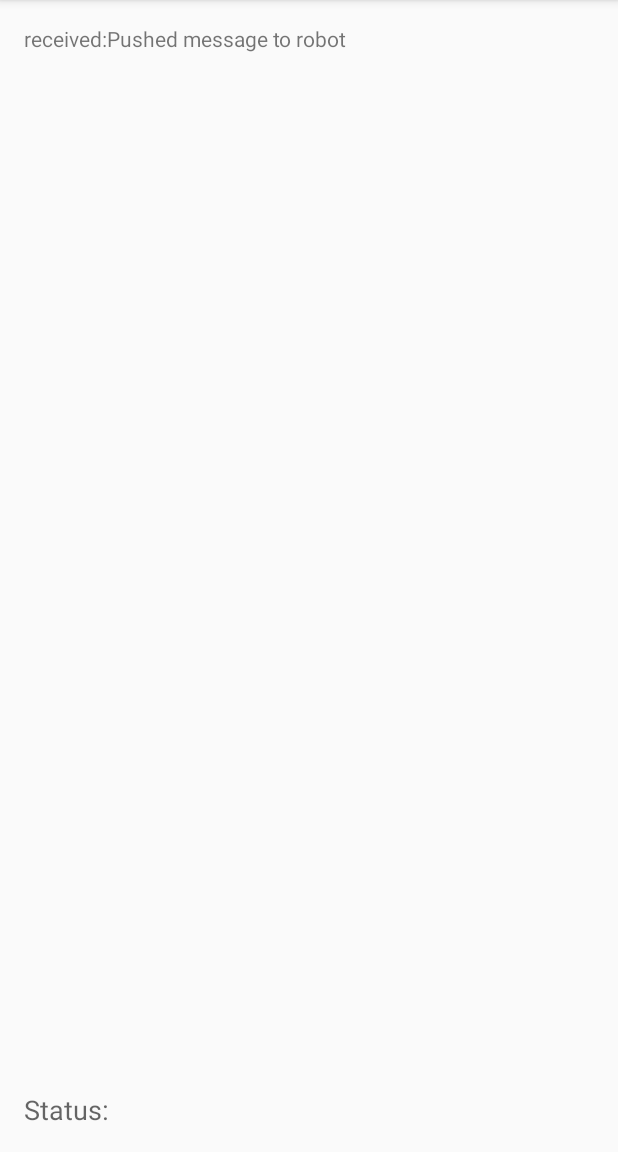
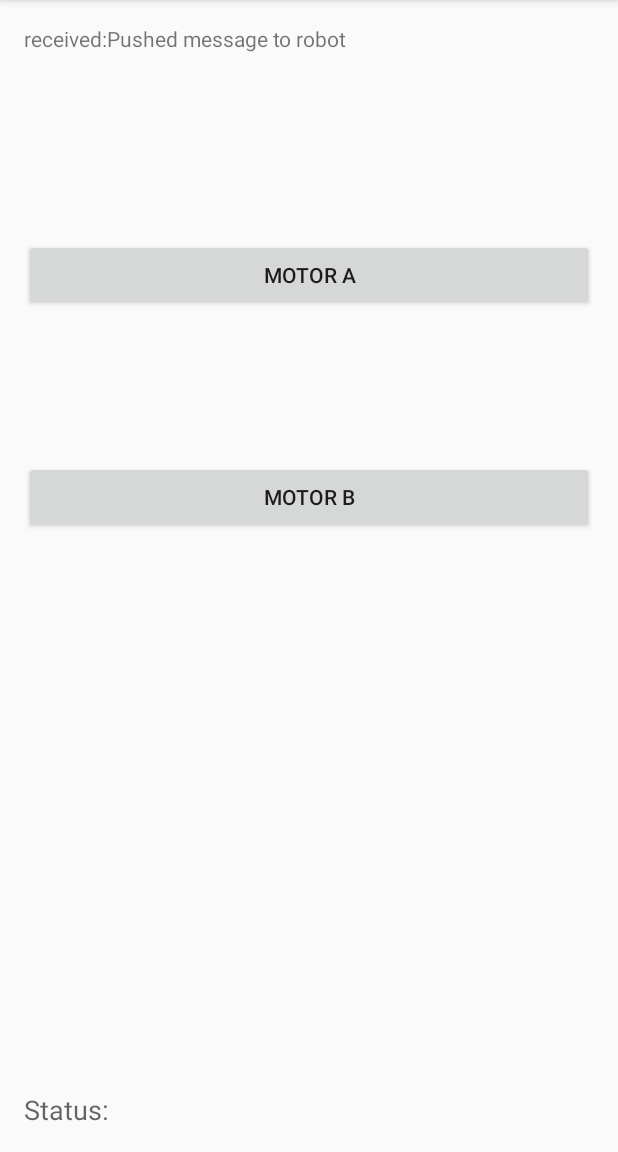
Before and after one commit to adrobnych/ev3microscope, an Android app: the screen it shows after launch (MainActivity), in the options menu, after a tap on an icon or button, on a phone screen of 412 x 824 dp, the part 84-1236 px from its top. Run offline under Robolectric (Android 15) with nearby library versions, the phone set to English and light mode, and no system bars.

Commit message:
both motors A and B works smootly

```diff
--- a/app/src/main/java/com/example/ev3reader/Connector.java
+++ b/app/src/main/java/com/example/ev3reader/Connector.java
@@ -81,12 +81,13 @@ public class Connector {
 
 
 
-	public void writeMessage() {
+	public void writeMessage(String btCommand) {
 
 		if(this.bluetoothSocket!= null) {
 			try{
 				//https://wiki.qut.edu.au/display/cyphy/Mailbox+and+Messages
-                byte[] l_message = {(byte)18, (byte)0, (byte)1,    (byte)0,  (byte)129,  (byte)158,    (byte)4,   (byte)97,   (byte)98,   (byte)99,    (byte)0,    (byte)("hello!".length() + 1),    (byte)0,  (byte)'m',  (byte)'a',  (byte)'0',  (byte)'0',  (byte)'0',   (byte)'!',    (byte)0};
+                byte[] l_message = {(byte)18, (byte)0, (byte)1, (byte)0, (byte)129, (byte)158, (byte)4, (byte)97, (byte)98, (byte)99, (byte)0, (byte)7,    (byte)0,
+                        (byte)btCommand.charAt(0),  (byte)btCommand.charAt(1),  (byte)btCommand.charAt(2),  (byte)btCommand.charAt(3),  (byte)btCommand.charAt(4),   (byte)btCommand.charAt(5),    (byte)0};
                 Log.d(Connector.TAG, "++++++++++++++++++++++++++++++++ message to write: " + l_message);
                 outStream.write(l_message, 0, l_message.length);
 				outStream.flush();
--- a/app/src/main/java/com/example/ev3reader/MainActivity.java
+++ b/app/src/main/java/com/example/ev3reader/MainActivity.java
@@ -11,6 +11,9 @@ import android.support.v7.app.ActionBarActivity;
 import android.util.Log;
 import android.view.Menu;
 import android.view.MenuItem;
+import android.view.MotionEvent;
+import android.view.View;
+import android.widget.Button;
 import android.widget.TextView;
 import android.widget.Toast;
 
@@ -43,6 +46,41 @@ public class MainActivity extends ActionBarActivity {
             Log.d(Connector.TAG, "Bluetooth turned on");
 		}
 
+        Button buttonMotorA = (Button) findViewById(R.id.buttonMotorA);
+        buttonMotorA.setOnTouchListener(new View.OnTouchListener() {
+            @Override
+            public boolean onTouch(View view, MotionEvent event) {
+                if (event.getAction() == MotionEvent.ACTION_DOWN ) {
+                    writeMessage("motorA");
+                    return true;
+                }
+
+                if (event.getAction() == MotionEvent.ACTION_UP ) {
+                    writeMessage("stop_A");
+                    return true;
+                }
+
+                return false;
+            }
+        });
+
+        Button buttonMotorB = (Button) findViewById(R.id.buttonMotorB);
+        buttonMotorB.setOnTouchListener(new View.OnTouchListener() {
+            @Override
+            public boolean onTouch(View view, MotionEvent event) {
+                if (event.getAction() == MotionEvent.ACTION_DOWN ) {
+                    writeMessage("motorB");
+                    return true;
+                }
+
+                if (event.getAction() == MotionEvent.ACTION_UP ) {
+                    writeMessage("stop_B");
+                    return true;
+                }
+
+                return false;
+            }
+        });
 
 	}
 
@@ -107,15 +145,15 @@ public class MainActivity extends ActionBarActivity {
 	public boolean onOptionsItemSelected(MenuItem item) {
 		int id = item.getItemId();
 		if (id == R.id.action_write_message) {
-			writeMessage();
+			writeMessage("motorA");
 			return true;
 		}
 		return super.onOptionsItemSelected(item);
 	}
 
-	private void writeMessage() {
+	private void writeMessage(String btCommand) {
         if(this.connector.connect())
-            (new WriteMessageTask()).execute("");
+            (new WriteMessageTask(btCommand)).execute("");
         else{
             setStatusText("BT connection failed");
             Log.d(Connector.TAG, "BT connection failed");
@@ -125,9 +163,15 @@ public class MainActivity extends ActionBarActivity {
 
 	 private class WriteMessageTask extends AsyncTask<String, Void, String> {
 
+            private String btCommmand;
+
+            WriteMessageTask(String btCommand){
+                this.btCommmand = btCommand;
+            }
+
 	        @Override
 	        protected String doInBackground(String... params) {
-	        	connector.writeMessage();
+	        	connector.writeMessage(btCommmand);
 	            return "Pushed message to robot";
 	        }
 
@@ -135,7 +179,7 @@ public class MainActivity extends ActionBarActivity {
 	        protected void onPostExecute(String result) {
 	        	TextView tv = (TextView) findViewById(R.id.label1);
 				tv.setText("received:" + result);
-	        	Toast.makeText(getApplicationContext(), "Successfully pushed message!", Toast.LENGTH_LONG).show();
+	        	//Toast.makeText(getApplicationContext(), "Successfully pushed message!", Toast.LENGTH_LONG).show();
 	        }
 
 	        @Override
--- a/app/src/main/res/layout/activity_main.xml
+++ b/app/src/main/res/layout/activity_main.xml
@@ -23,4 +23,28 @@
         android:text="Status: "
         android:textAppearance="?android:attr/textAppearanceMedium" />
 
+    <Button
+        android:layout_width="wrap_content"
+        android:layout_height="wrap_content"
+        android:text="motor A"
+        android:id="@+id/buttonMotorA"
+        android:layout_below="@+id/label1"
+        android:layout_alignParentLeft="true"
+        android:layout_alignParentStart="true"
+        android:layout_marginTop="124dp"
+        android:layout_alignParentRight="true"
+        android:layout_alignParentEnd="true" />
+
+    <Button
+        android:layout_width="wrap_content"
+        android:layout_height="wrap_content"
+        android:text="motor B"
+        android:id="@+id/buttonMotorB"
+        android:layout_below="@+id/buttonMotorA"
+        android:layout_alignParentLeft="true"
+        android:layout_alignParentStart="true"
+        android:layout_marginTop="100dp"
+        android:layout_alignRight="@+id/buttonMotorA"
+        android:layout_alignEnd="@+id/buttonMotorA" />
+
 </RelativeLayout>
```
Also changed, not shown: 22 other files.
